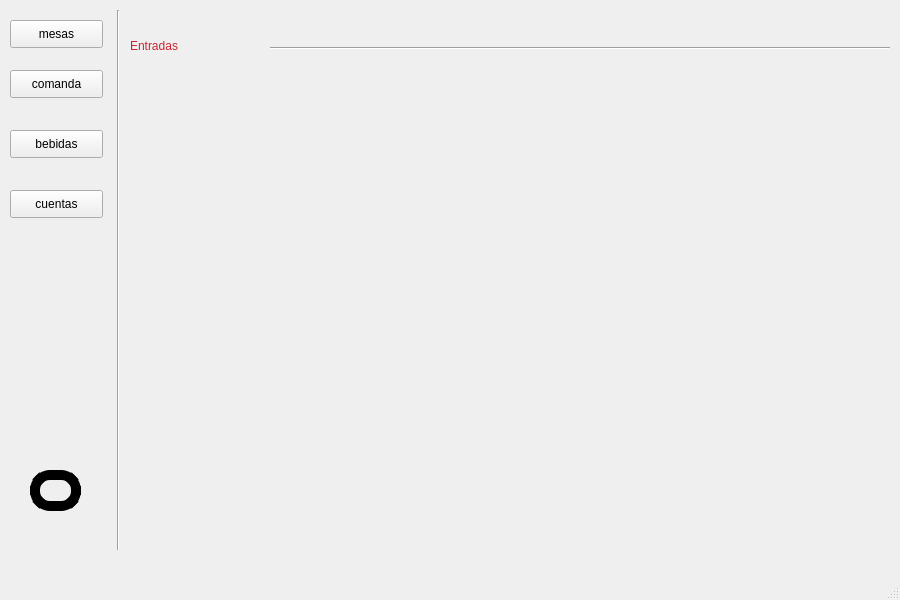
This is Restaurante/Mesero/principal_mesero.ui in camvaz/restaurante-ihc as Qt 5 draws it before an edit. The edited form follows.
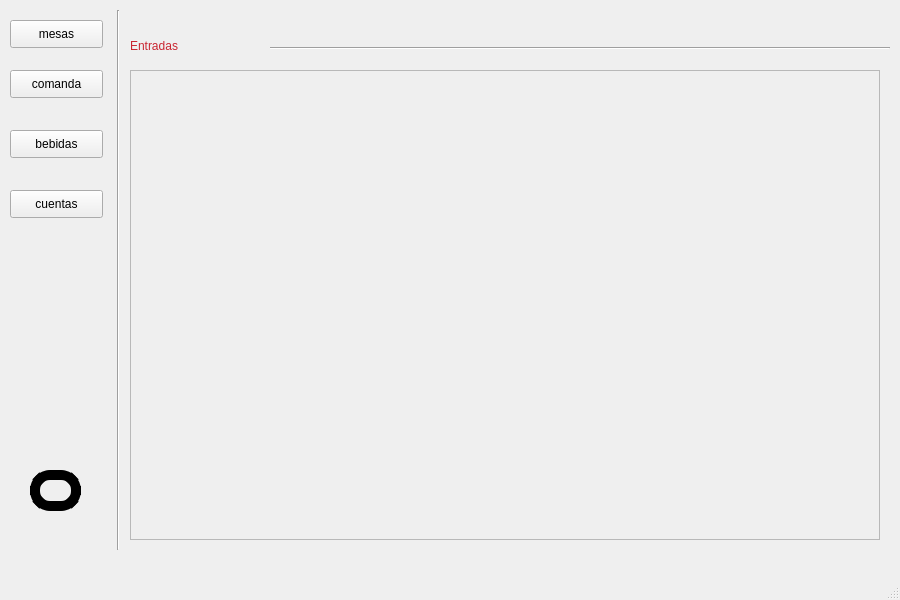
This is the edited form. The open tabs and pages were chosen to show the change.

The edit to the form file:
```diff
--- a/Restaurante/Mesero/principal_mesero.ui
+++ b/Restaurante/Mesero/principal_mesero.ui
@@ -113,7 +113,7 @@
       <x>130</x>
       <y>10</y>
       <width>760</width>
-      <height>531</height>
+      <height>530</height>
      </rect>
     </property>
     <property name="currentIndex">
@@ -1172,6 +1172,34 @@
        <enum>Qt::Horizontal</enum>
       </property>
      </widget>
+     <widget class="QScrollArea" name="scrollArea_6">
+      <property name="geometry">
+       <rect>
+        <x>0</x>
+        <y>60</y>
+        <width>750</width>
+        <height>470</height>
+       </rect>
+      </property>
+      <property name="widgetResizable">
+       <bool>true</bool>
+      </property>
+      <widget class="QWidget" name="scrollAreaWidgetContents_6">
+       <property name="geometry">
+        <rect>
+         <x>0</x>
+         <y>0</y>
+         <width>748</width>
+         <height>468</height>
+        </rect>
+       </property>
+       <layout class="QGridLayout" name="gridLayout_7">
+        <item row="0" column="0">
+         <layout class="QGridLayout" name="menuEntradas"/>
+        </item>
+       </layout>
+      </widget>
+     </widget>
     </widget>
     <widget class="QWidget" name="page_8">
      <widget class="QLabel" name="label_11">
```
Left out of the diff: 168 changed lines with no effect on the pictures.
